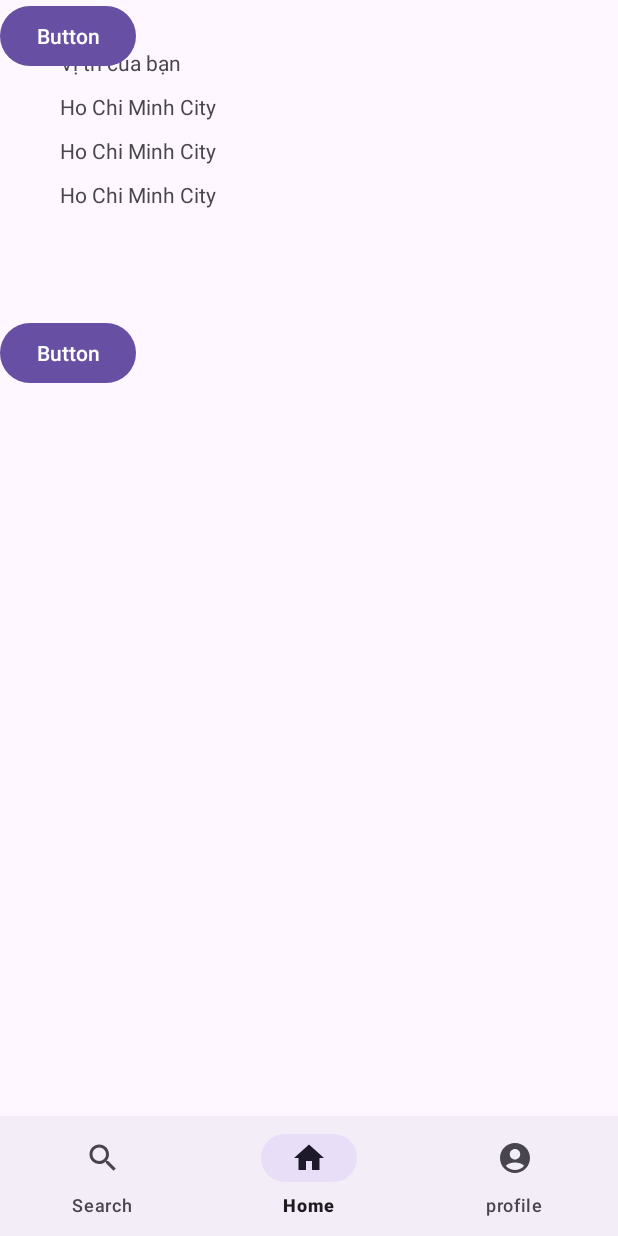
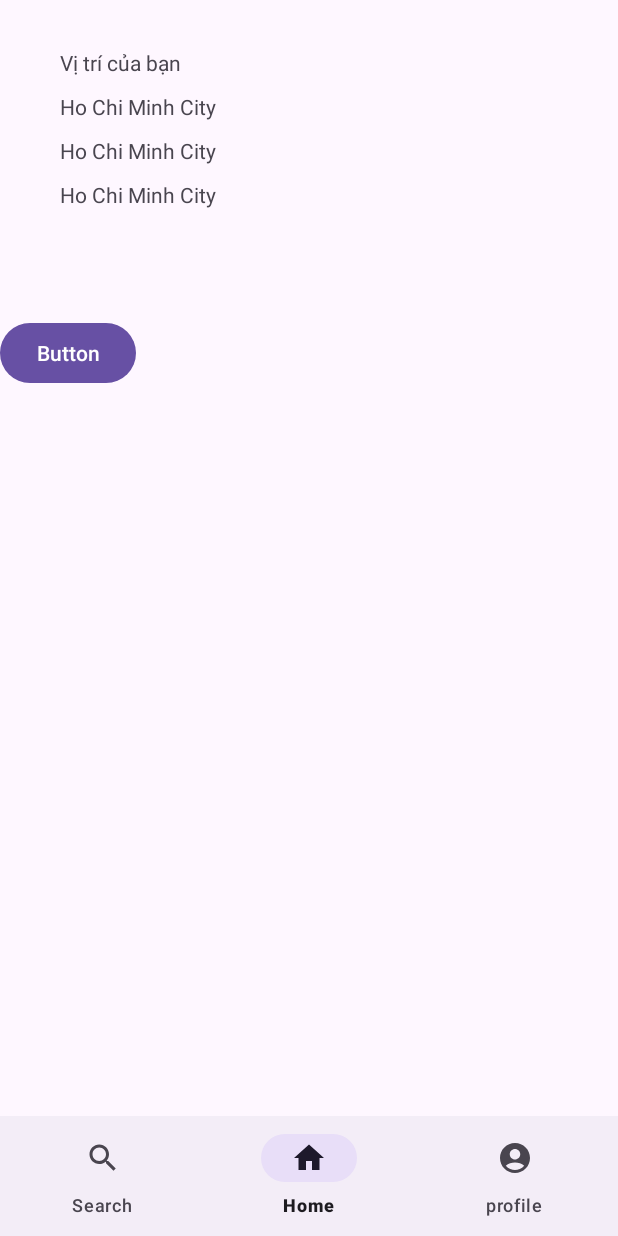
Before and after one commit to DoMinhTienn/THTFood, an Android app: the fragment ProfileFragment placed in its activity, on a phone screen of 412 x 824 dp. Run offline under Robolectric (Android 15) with nearby library versions, the phone set to English and light mode, and no system bars; our stand-ins replace Firebase (no records; nobody signed in at launch, a user with empty details on screens opened directly).

Commit message:
update user

```diff
--- a/THTFood/app/src/main/java/com/example/thtfood/ProfileFragment.java
+++ b/THTFood/app/src/main/java/com/example/thtfood/ProfileFragment.java
@@ -1,5 +1,7 @@
 package com.example.thtfood;
 
+import android.content.Intent;
+import android.net.Uri;
 import android.os.Bundle;
 
 import androidx.fragment.app.Fragment;
@@ -7,6 +9,14 @@ import androidx.fragment.app.Fragment;
 import android.view.LayoutInflater;
 import android.view.View;
 import android.view.ViewGroup;
+import android.widget.Button;
+import android.widget.ImageView;
+import android.widget.TextView;
+
+import com.bumptech.glide.Glide;
+import com.bumptech.glide.load.engine.DiskCacheStrategy;
+import com.bumptech.glide.request.RequestOptions;
+import com.google.firebase.auth.FirebaseAuth;
 
 /**
  * A simple {@link Fragment} subclass.
@@ -14,6 +24,11 @@ import android.view.ViewGroup;
  * create an instance of this fragment.
  */
 public class ProfileFragment extends Fragment {
+    FirebaseAuth mAuth;
+
+    TextView tv1, tv2, tv3, tv4;
+    Button logout;
+    private ImageView avatar;
 
     // TODO: Rename parameter arguments, choose names that match
     // the fragment initialization parameters, e.g. ARG_ITEM_NUMBER
@@ -53,12 +68,48 @@ public class ProfileFragment extends Fragment {
             mParam1 = getArguments().getString(ARG_PARAM1);
             mParam2 = getArguments().getString(ARG_PARAM2);
         }
+        mAuth = FirebaseAuth.getInstance();
     }
 
     @Override
     public View onCreateView(LayoutInflater inflater, ViewGroup container,
                              Bundle savedInstanceState) {
         // Inflate the layout for this fragment
-        return inflater.inflate(R.layout.fragment_profile, container, false);
-    }
+        View view = inflater.inflate(R.layout.fragment_profile, container, false);
+        logout = view.findViewById(R.id.button);
+        tv1 = view.findViewById(R.id.textView6);
+        tv2 = view.findViewById(R.id.textView8);
+        tv3 = view.findViewById(R.id.textView7);
+        tv4 = view.findViewById(R.id.textView9);
+        avatar = view.findViewById(R.id.imageView2);
+
+        User user = UserManager.getInstance().getUser();
+        if (user != null) {
+            String userName = user.getName();
+            String userEmail = user.getEmail();
+            String userRole = user.getRole();
+           String userAvatarPath = user.getAvatar_path();
+
+            RequestOptions options = new RequestOptions()
+                    .override(40, 40)
+                    .fitCenter()
+            .skipMemoryCache(true)  // Thêm dòng này để vô hiệu hóa cache
+                    .diskCacheStrategy(DiskCacheStrategy.NONE);  // Vô hiệu hóa cache trên ổ đĩa
+
+            Glide.with(this).load(userAvatarPath).into(avatar);
+
+            tv1.setText(userName);
+            tv2.setText(userEmail);
+            tv3.setText(userRole);
+        }
+
+            logout.setOnClickListener(new View.OnClickListener() {
+                @Override
+                public void onClick(View v) {
+                    mAuth.signOut();
+                    startActivity(new Intent(getContext(), MainActivity.class));
+                }
+            });
+            return view;
+        }
 }
--- a/THTFood/app/src/main/res/layout/fragment_profile.xml
+++ b/THTFood/app/src/main/res/layout/fragment_profile.xml
@@ -82,10 +82,4 @@
     </androidx.constraintlayout.widget.ConstraintLayout>
 
 
-    <Button
-        android:id="@+id/button"
-        android:layout_width="wrap_content"
-        android:layout_height="wrap_content"
-        android:text="Button" />
-
 </FrameLayout>
```
Also changed, not shown: THTFood/app/build.gradle (+5 -2 lines), THTFood/app/src/main/java/com/example/thtfood/AuthenticationManager.java (+26 -8 lines), THTFood/app/src/main/java/com/example/thtfood/LoginActivity.java (+6 -1 lines), THTFood/app/src/main/java/com/example/thtfood/User.java (+4 -4 lines).
